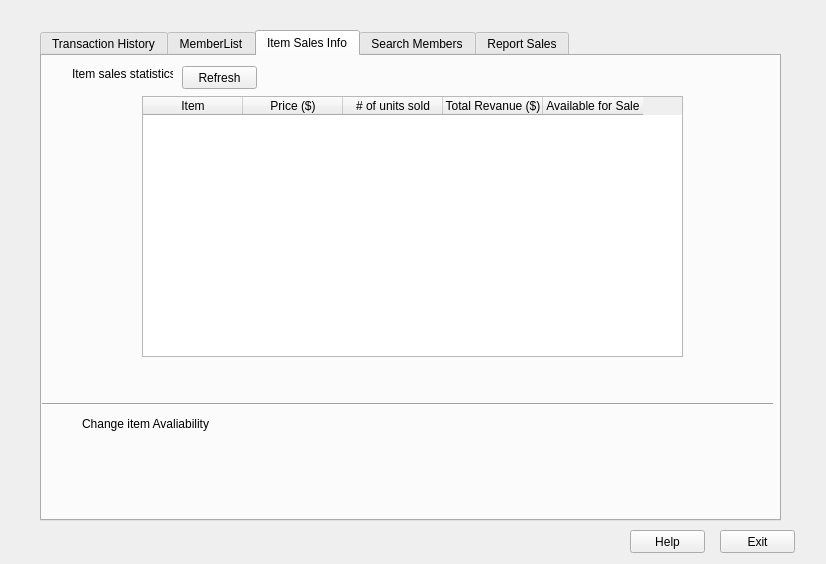
Qt form WarehouseIO/mainprogram.ui (mulvaneya7/Bad-Badgers) before a commit.
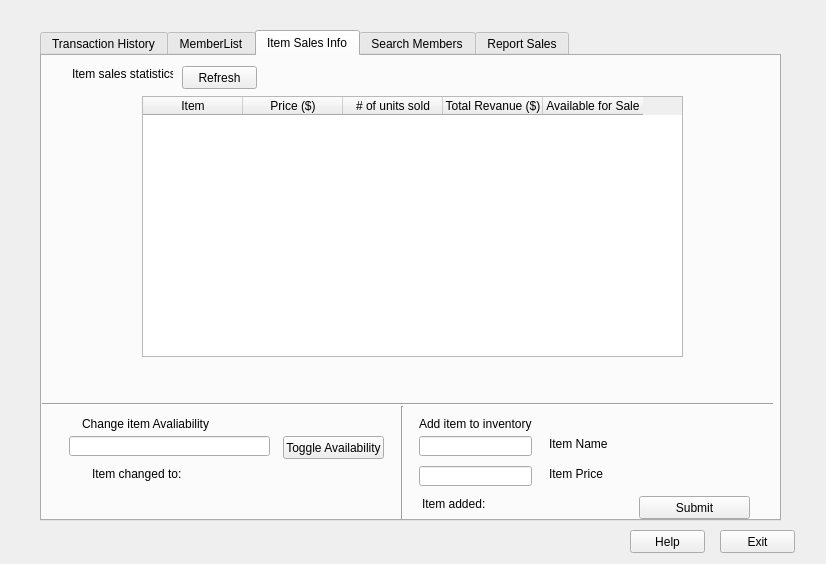
The same form after that commit. The open tabs and pages were chosen to show the change.

Patch:
```diff
--- a/WarehouseIO/mainprogram.ui
+++ b/WarehouseIO/mainprogram.ui
@@ -318,6 +318,140 @@
       <string>Change item Avaliability</string>
      </property>
     </widget>
+    <widget class="QLabel" name="newItemName">
+     <property name="geometry">
+      <rect>
+       <x>507</x>
+       <y>380</y>
+       <width>81</width>
+       <height>16</height>
+      </rect>
+     </property>
+     <property name="text">
+      <string>Item Name</string>
+     </property>
+    </widget>
+    <widget class="QPushButton" name="SubmitNewItem">
+     <property name="geometry">
+      <rect>
+       <x>597</x>
+       <y>440</y>
+       <width>111</width>
+       <height>23</height>
+      </rect>
+     </property>
+     <property name="text">
+      <string>Submit</string>
+     </property>
+    </widget>
+    <widget class="QLineEdit" name="ItemSearchinput">
+     <property name="geometry">
+      <rect>
+       <x>27</x>
+       <y>380</y>
+       <width>201</width>
+       <height>20</height>
+      </rect>
+     </property>
+    </widget>
+    <widget class="QLabel" name="addItemLabel">
+     <property name="geometry">
+      <rect>
+       <x>377</x>
+       <y>360</y>
+       <width>191</width>
+       <height>16</height>
+      </rect>
+     </property>
+     <property name="text">
+      <string>Add item to inventory</string>
+     </property>
+    </widget>
+    <widget class="QLineEdit" name="newItemNameInput">
+     <property name="geometry">
+      <rect>
+       <x>377</x>
+       <y>380</y>
+       <width>113</width>
+       <height>20</height>
+      </rect>
+     </property>
+    </widget>
+    <widget class="QLineEdit" name="newItemPriceInput">
+     <property name="geometry">
+      <rect>
+       <x>377</x>
+       <y>410</y>
+       <width>113</width>
+       <height>20</height>
+      </rect>
+     </property>
+    </widget>
+    <widget class="QLabel" name="newItemPrice">
+     <property name="geometry">
+      <rect>
+       <x>507</x>
+       <y>410</y>
+       <width>91</width>
+       <height>16</height>
+      </rect>
+     </property>
+     <property name="text">
+      <string>Item Price</string>
+     </property>
+    </widget>
+    <widget class="QPushButton" name="ToggleAvailability">
+     <property name="geometry">
+      <rect>
+       <x>241</x>
+       <y>380</y>
+       <width>101</width>
+       <height>23</height>
+      </rect>
+     </property>
+     <property name="text">
+      <string>Toggle Availability</string>
+     </property>
+    </widget>
+    <widget class="Line" name="line_7">
+     <property name="geometry">
+      <rect>
+       <x>350</x>
+       <y>350</y>
+       <width>20</width>
+       <height>121</height>
+      </rect>
+     </property>
+     <property name="orientation">
+      <enum>Qt::Vertical</enum>
+     </property>
+    </widget>
+    <widget class="QLabel" name="itemAvailabilitLabel">
+     <property name="geometry">
+      <rect>
+       <x>50</x>
+       <y>410</y>
+       <width>171</width>
+       <height>16</height>
+      </rect>
+     </property>
+     <property name="text">
+      <string>Item changed to:</string>
+     </property>
+    </widget>
+    <widget class="QLabel" name="addItemCheckLabel">
+     <property name="geometry">
+      <rect>
+       <x>380</x>
+       <y>440</y>
+       <width>151</width>
+       <height>16</height>
+      </rect>
+     </property>
+     <property name="text">
+      <string>Item added: </string>
+     </property>
+    </widget>
    </widget>
    <widget class="QWidget" name="SearchMember">
     <attribute name="title">
```
Left out of the diff: 54 changed lines with no effect on the pictures.
